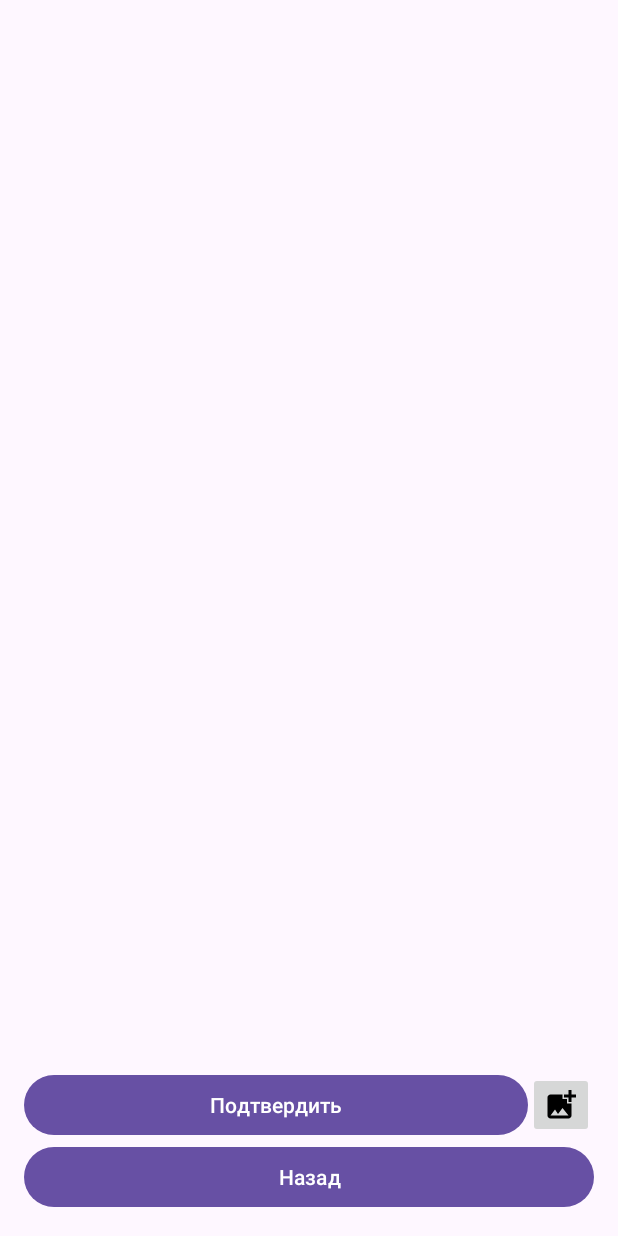
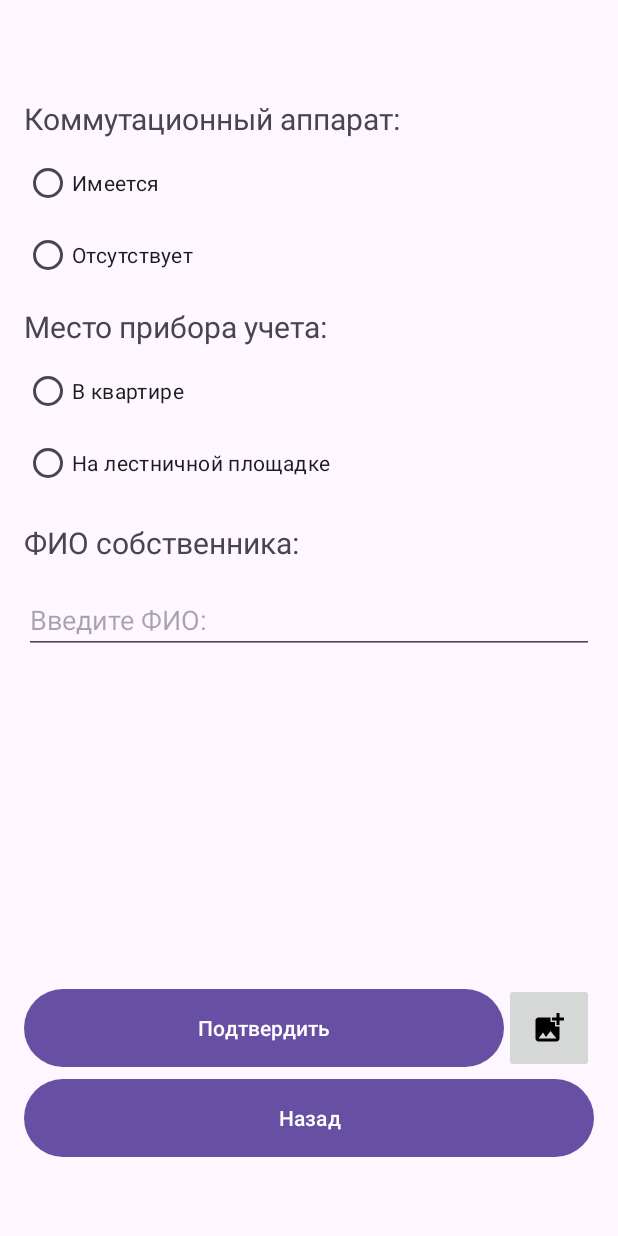
Before and after one commit to Giessoo/hackaton-2025, an Android app: the fragment FillingCheckBoxesFragment placed in its activity, on a phone screen of 412 x 824 dp. Run offline under Robolectric (Android 15) with nearby library versions, the phone set to English and light mode, and no system bars.

Commit message:
add difficult fragment with input elements

```diff
--- a/android_app/app/src/main/java/com/tns_energo_pnz/app/fragments/FillingCheckBoxesFragment.java
+++ b/android_app/app/src/main/java/com/tns_energo_pnz/app/fragments/FillingCheckBoxesFragment.java
@@ -13,7 +13,13 @@ import androidx.fragment.app.Fragment;
 import com.tns_energo_pnz.app.R;
 import com.tns_energo_pnz.app.activities.BaseActivity;
 
+import java.util.HashMap;
+import java.util.List;
+import java.util.Map;
+
 public class FillingCheckBoxesFragment extends Fragment {
+    private final Map<String, List<String>> mapTextsForCheckboxes = new HashMap<>();
+
     @Nullable
     @Override
     public View onCreateView(@NonNull LayoutInflater inflater, @Nullable ViewGroup container, @Nullable Bundle savedInstanceState) {
--- /dev/null
+++ b/android_app/app/src/main/java/com/tns_energo_pnz/app/fragments/ReturningFragment.java
@@ -0,0 +1,23 @@
+package com.tns_energo_pnz.app.fragments;
+
+import android.os.Bundle;
+import android.view.LayoutInflater;
+import android.view.View;
+import android.view.ViewGroup;
+
+import androidx.annotation.NonNull;
+import androidx.annotation.Nullable;
+import androidx.fragment.app.Fragment;
+
+import com.tns_energo_pnz.app.R;
+
+public class ReturningFragment extends Fragment {
+
+    @Nullable
+    @Override
+    public View onCreateView(@NonNull LayoutInflater inflater, @Nullable ViewGroup container, @Nullable Bundle savedInstanceState) {
+        View view = inflater.inflate(R.layout.fragment_returning_ee, container, false);
+
+        return view;
+    }
+}
--- a/android_app/app/src/main/res/layout/fragment_filling_checkboxes.xml
+++ b/android_app/app/src/main/res/layout/fragment_filling_checkboxes.xml
@@ -5,57 +5,52 @@
     android:layout_width="match_parent"
     android:layout_height="match_parent">
 
-    <androidx.recyclerview.widget.RecyclerView
-        android:id="@+id/recyclerView"
+    <LinearLayout
+        android:id="@+id/linearLayout"
         android:layout_width="0dp"
         android:layout_height="0dp"
         android:layout_marginStart="16dp"
         android:layout_marginTop="5dp"
         android:layout_marginEnd="16dp"
-        android:layout_marginBottom="10dp"
-        app:layout_constraintBottom_toTopOf="@+id/linearLayout"
+        android:layout_marginBottom="15dp"
+        android:gravity="center_horizontal"
+        android:orientation="vertical"
+        app:layout_constraintBottom_toBottomOf="parent"
         app:layout_constraintEnd_toEndOf="parent"
         app:layout_constraintStart_toStartOf="parent"
         app:layout_constraintTop_toTopOf="parent">
 
-    </androidx.recyclerview.widget.RecyclerView>
-
-    <LinearLayout
-        android:id="@+id/linearLayout"
-        android:layout_width="0dp"
-        android:layout_height="wrap_content"
-        android:layout_marginStart="16dp"
-        android:layout_marginEnd="16dp"
-        android:layout_marginBottom="15dp"
-        android:orientation="vertical"
-        app:layout_constraintBottom_toBottomOf="parent"
-        app:layout_constraintEnd_toEndOf="parent"
-        app:layout_constraintStart_toStartOf="parent">
+        <androidx.fragment.app.FragmentContainerView
+            android:id="@+id/fragmentContainerView"
+            android:name="com.tns_energo_pnz.app.fragments.ReturningFragment"
+            android:layout_width="match_parent"
+            android:layout_height="590dp" />
 
         <LinearLayout
             android:layout_width="match_parent"
-            android:layout_height="match_parent"
+            android:layout_height="60dp"
             android:gravity="center"
             android:orientation="horizontal">
 
             <Button
                 android:id="@+id/confirm"
-                android:layout_width="336dp"
-                android:layout_height="wrap_content"
+                android:layout_width="match_parent"
+                android:layout_height="60dp"
+                android:layout_weight="1"
                 android:text="@string/confirm" />
 
             <ImageButton
                 android:id="@+id/imageButton"
-                android:layout_width="wrap_content"
-                android:layout_height="wrap_content"
-                android:layout_weight="1"
+                android:layout_width="60dp"
+                android:layout_height="60dp"
+                android:contentDescription="@string/add_photography"
                 app:srcCompat="@drawable/baseline_add_photo_alternate_24" />
         </LinearLayout>
 
         <Button
             android:id="@+id/back_button"
             android:layout_width="match_parent"
-            android:layout_height="wrap_content"
+            android:layout_height="60dp"
             android:text="@string/back" />
 
     </LinearLayout>
--- /dev/null
+++ b/android_app/app/src/main/res/layout/fragment_returning_ee.xml
@@ -0,0 +1,102 @@
+<?xml version="1.0" encoding="utf-8"?>
+<androidx.constraintlayout.widget.ConstraintLayout xmlns:android="http://schemas.android.com/apk/res/android"
+    xmlns:app="http://schemas.android.com/apk/res-auto"
+    xmlns:tools="http://schemas.android.com/tools"
+    android:layout_width="match_parent"
+    android:layout_height="match_parent">
+
+    <LinearLayout
+        android:layout_width="match_parent"
+        android:layout_height="match_parent"
+        android:orientation="vertical">
+
+        <TextView
+            android:id="@+id/switch_device_label"
+            android:layout_width="match_parent"
+            android:layout_height="wrap_content"
+            android:layout_marginBottom="5dp"
+            android:text="Коммутационный аппарат:"
+            android:textSize="20sp" />
+
+        <RadioGroup
+            android:id="@+id/switch_device_group"
+            android:layout_width="match_parent"
+            android:layout_height="wrap_content"
+            app:layout_constraintBottom_toBottomOf="parent"
+            app:layout_constraintEnd_toEndOf="parent"
+            app:layout_constraintStart_toStartOf="parent"
+            app:layout_constraintTop_toTopOf="parent">
+
+            <RadioButton
+                android:id="@+id/switch_device_button"
+                android:layout_width="match_parent"
+                android:layout_height="wrap_content"
+                android:text="Имеется" />
+
+            <RadioButton
+                android:id="@+id/switch_device_button2"
+                android:layout_width="match_parent"
+                android:layout_height="wrap_content"
+                android:text="Отсутствует" />
+
+        </RadioGroup>
+
+        <Space
+            android:layout_width="match_parent"
+            android:layout_height="10dp" />
+
+        <TextView
+            android:id="@+id/place_switch_device_label"
+            android:layout_width="match_parent"
+            android:layout_height="wrap_content"
+            android:layout_marginBottom="5dp"
+            android:text="Место прибора учета:"
+            android:textSize="20sp" />
+
+        <RadioGroup
+            android:id="@+id/place_switch_device_group"
+            android:layout_width="match_parent"
+            android:layout_height="wrap_content"
+            app:layout_constraintBottom_toBottomOf="parent"
+            app:layout_constraintEnd_toEndOf="parent"
+            app:layout_constraintStart_toStartOf="parent"
+            app:layout_constraintTop_toTopOf="parent">
+
+            <RadioButton
+                android:id="@+id/place_switch_device_button"
+                android:layout_width="match_parent"
+                android:layout_height="wrap_content"
+                android:text="В квартире" />
+
+            <RadioButton
+                android:id="@+id/place_switch_device_button2"
+                android:layout_width="match_parent"
+                android:layout_height="wrap_content"
+                android:text="На лестничной площадке" />
+
+        </RadioGroup>
+
+        <Space
+            android:layout_width="match_parent"
+            android:layout_height="15dp" />
+
+        <TextView
+            android:id="@+id/fullname_label"
+            android:layout_width="match_parent"
+            android:layout_height="wrap_content"
+            android:layout_marginBottom="5dp"
+            android:text="ФИО собственника:"
+            android:textSize="20sp" />
+
+        <EditText
+            android:id="@+id/fullname"
+            android:layout_width="match_parent"
+            android:layout_height="wrap_content"
+            android:layout_marginTop="10dp"
+            android:ems="10"
+            android:hint="Введите ФИО:"
+            android:inputType="text" />
+
+    </LinearLayout>
+
+</androidx.constraintlayout.widget.ConstraintLayout>
```
Also changed, not shown: android_app/app/src/main/java/com/tns_energo_pnz/app/CheckBoxesRecyclerViewAdapter.java (deleted, +0 -52 lines), android_app/app/src/main/java/com/tns_energo_pnz/app/fragments/LimitControllerFragment.java (added, +21 -0 lines), android_app/app/src/main/java/com/tns_energo_pnz/app/fragments/StopLimitFragment.java (added, +21 -0 lines), android_app/app/src/main/res/layout/checkbox_item.xml (deleted, +0 -19 lines), android_app/app/src/main/res/layout/fragment_limit_controller.xml (added, +201 -0 lines), android_app/app/src/main/res/layout/fragment_stop_limit_ee.xml (added, +135 -0 lines), android_app/app/src/main/res/values/strings.xml (+7 -0 lines).
